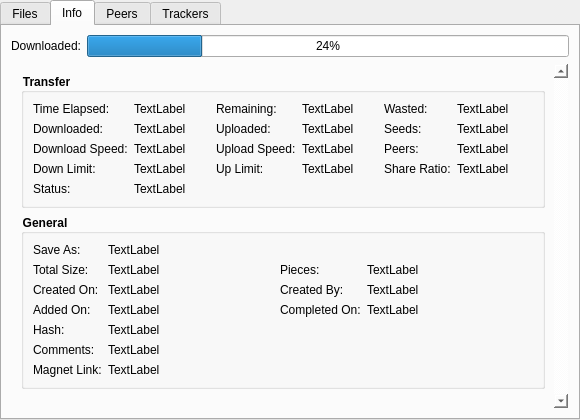
The window that src/widgets/torrentwidget.ui (setvisible/ArrowDL) describes before a commit, drawn with Qt 5.
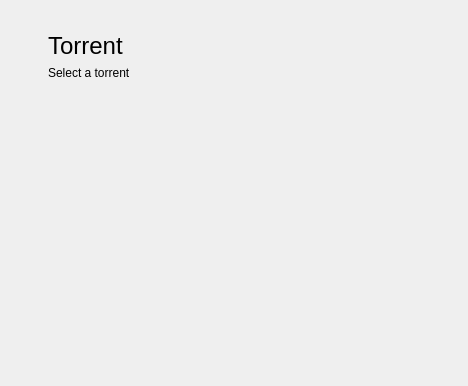
The same window after the commit. The open tabs and pages were chosen to show the change.

Commit message: [Torrent] Fix downloader

Diff of the .ui file:
```diff
--- a/src/widgets/torrentwidget.ui
+++ b/src/widgets/torrentwidget.ui
@@ -6,8 +6,8 @@
    <rect>
     <x>0</x>
     <y>0</y>
-    <width>580</width>
-    <height>420</height>
+    <width>468</width>
+    <height>386</height>
    </rect>
   </property>
   <property name="styleSheet">
@@ -16,6 +16,80 @@
 	font-weight: bold;
 }</string>
   </property>
+  <layout class="QVBoxLayout" name="verticalLayout_9">
+   <property name="leftMargin">
+    <number>0</number>
+   </property>
+   <property name="topMargin">
+    <number>0</number>
+   </property>
+   <property name="rightMargin">
+    <number>0</number>
+   </property>
+   <property name="bottomMargin">
+    <number>0</number>
+   </property>
+   <item>
+    <widget class="QStackedWidget" name="stackedWidget">
+     <property name="currentIndex">
+      <number>1</number>
+     </property>
+     <widget class="QWidget" name="pageGeneral">
+      <layout class="QVBoxLayout" name="verticalLayout_13">
+       <property name="leftMargin">
+        <number>48</number>
+       </property>
+       <property name="topMargin">
+        <number>32</number>
+       </property>
+       <property name="rightMargin">
+        <number>48</number>
+       </property>
+       <property name="bottomMargin">
+        <number>32</number>
+       </property>
+       <item>
+        <layout class="QVBoxLayout" name="verticalLayout_12">
+         <item>
+          <widget class="QLabel" name="label">
+           <property name="font">
+            <font>
+             <pointsize>18</pointsize>
+            </font>
+           </property>
+           <property name="text">
+            <string>Torrent</string>
+           </property>
+          </widget>
+         </item>
+         <item>
+          <widget class="QLabel" name="label_2">
+           <property name="text">
+            <string>Select a torrent</string>
+           </property>
+           <property name="wordWrap">
+            <bool>true</bool>
+           </property>
+          </widget>
+         </item>
+         <item>
+          <spacer name="verticalSpacer_3">
+           <property name="orientation">
+            <enum>Qt::Vertical</enum>
+           </property>
+           <property name="sizeHint" stdset="0">
+            <size>
+             <width>20</width>
+             <height>40</height>
+            </size>
+           </property>
+          </spacer>
+         </item>
+        </layout>
+       </item>
+      </layout>
+     </widget>
+     <widget class="QWidget" name="pageTorrent">
   <layout class="QVBoxLayout" name="verticalLayout_5">
    <property name="leftMargin">
     <number>0</number>
@@ -98,8 +172,8 @@
            <rect>
             <x>0</x>
             <y>0</y>
-            <width>537</width>
-            <height>345</height>
+                <width>425</width>
+                <height>316</height>
            </rect>
           </property>
           <layout class="QVBoxLayout" name="verticalLayout_8">
@@ -718,6 +792,65 @@
        </property>
        <item>
         <widget class="QTableView" name="trackerTableView"/>
+           </item>
+          </layout>
+         </widget>
+        </widget>
+       </item>
+      </layout>
+     </widget>
+     <widget class="QWidget" name="pageTorrentError">
+      <layout class="QVBoxLayout" name="verticalLayout_11">
+       <property name="leftMargin">
+        <number>48</number>
+       </property>
+       <property name="topMargin">
+        <number>32</number>
+       </property>
+       <property name="rightMargin">
+        <number>48</number>
+       </property>
+       <property name="bottomMargin">
+        <number>32</number>
+       </property>
+       <item>
+        <layout class="QVBoxLayout" name="verticalLayout_10">
+         <item>
+          <widget class="QLabel" name="labelErrorTitle">
+           <property name="font">
+            <font>
+             <pointsize>18</pointsize>
+            </font>
+           </property>
+           <property name="text">
+            <string>Torrent Error</string>
+           </property>
+          </widget>
+         </item>
+         <item>
+          <widget class="QLabel" name="labelErrorMessage">
+           <property name="text">
+            <string>&lt;message&gt;</string>
+           </property>
+           <property name="wordWrap">
+            <bool>true</bool>
+           </property>
+          </widget>
+         </item>
+         <item>
+          <spacer name="verticalSpacer_2">
+           <property name="orientation">
+            <enum>Qt::Vertical</enum>
+           </property>
+           <property name="sizeHint" stdset="0">
+            <size>
+             <width>20</width>
+             <height>40</height>
+            </size>
+           </property>
+          </spacer>
+         </item>
+        </layout>
        </item>
       </layout>
      </widget>
```
Lines whose indentation alone changed are shown as unchanged. The commit also changes 22 other files.
